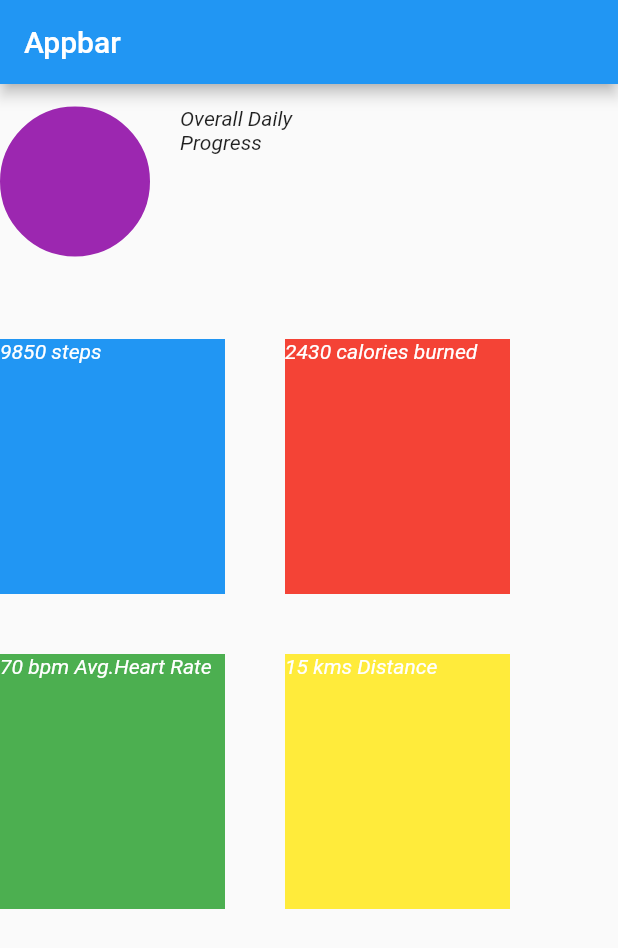
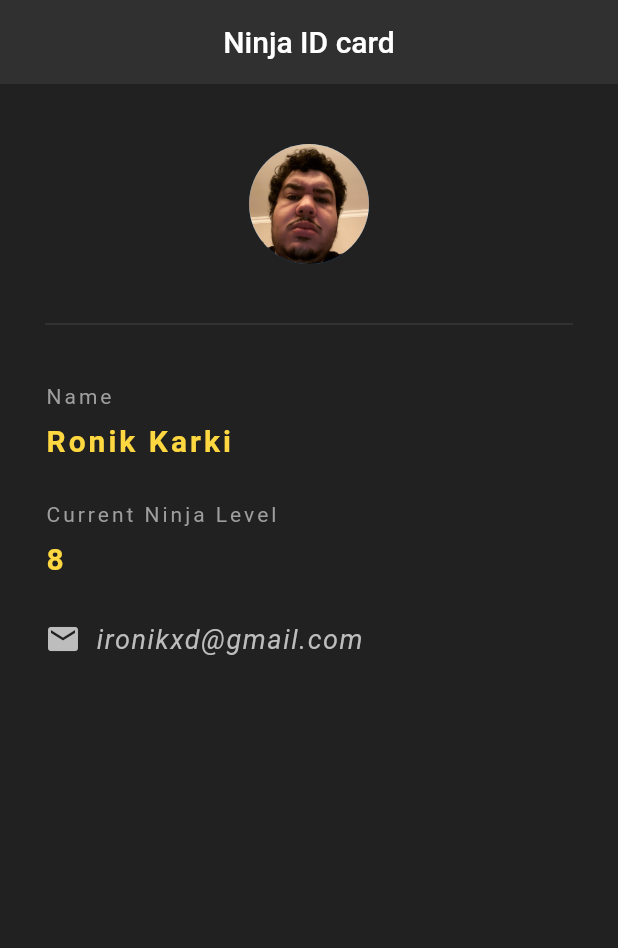
Before and after one commit to dRoTDM/flutterfirstapp, a Flutter app: the screen it shows after launch, on a phone screen of 412 x 824 dp. Shown: the top 948 px of the screen. Run offline on Flutter 3.47's test engine with Material 2 defaults, Android fonts, the phone set to English and light mode, and no system bars.

Commit message:
New profile look

```diff
--- a/lib/view/ronik_page.dart
+++ b/lib/view/ronik_page.dart
@@ -6,104 +6,94 @@ class RonikPage extends StatelessWidget {
   @override
   Widget build(BuildContext context) {
     return Scaffold(
-      body: Column(
-        children: [
-          Row(
-            children: [
-              Container(
-                height: 130,
-                width: 100,
-                decoration: BoxDecoration(
-                    shape: BoxShape.circle,
-                    border: Border.all(width: 50, color: Colors.purple)),
+      backgroundColor: Colors.grey[900],
+      appBar: AppBar(
+        title: Text('Ninja ID card'),
+        centerTitle: true,
+        backgroundColor: Colors.grey[850],
+        elevation: 0.0,
+      ),
+      body: Padding(
+        padding: EdgeInsets.fromLTRB(30.0, 40.0, 30.0, 0.0),
+        child: Column(
+          crossAxisAlignment: CrossAxisAlignment.start,
+          children: <Widget>[
+            Center(
+              child: CircleAvatar(
+                backgroundImage: AssetImage('assets/drizzy.jpg'),
+                radius: 40.0,
               ),
-              const SizedBox(
-                height: 20,
-                width: 20,
+            ),
+            Divider(
+              height: 80.0,
+              color: Colors.grey[800],
+            ),
+            Text(
+              'Name',
+              style: TextStyle(
+                color: Colors.grey,
+                letterSpacing: 2.0,
               ),
-              Container(
-                height: 100,
-                width: 75,
-                child: Text(
-                  'Overall Daily Progress  ',
-                  maxLines: 2,
+            ),
+            SizedBox(
+              height: 10.0,
+            ),
+            Text(
+              'Ronik Karki',
+              style: TextStyle(
+                color: Colors.amberAccent[200],
+                letterSpacing: 2.0,
+                fontSize: 20.0,
+                fontWeight: FontWeight.bold,
+              ),
+            ),
+            SizedBox(
+              height: 30.0,
+            ),
+            Text(
+              'Current Ninja Level',
+              style: TextStyle(
+                color: Colors.grey,
+                letterSpacing: 2.0,
+              ),
+            ),
+            SizedBox(
+              height: 10.0,
+            ),
+            Text(
+              '8',
+              style: TextStyle(
+                color: Colors.amberAccent[200],
+                letterSpacing: 2.0,
+                fontSize: 20.0,
+                fontWeight: FontWeight.bold,
+              ),
+            ),
+            SizedBox(
+              height: 30.0,
+            ),
+            Row(
+              children: <Widget>[
+                Icon(
+                  Icons.email,
+                  color: Colors.grey[400],
+                ),
+                SizedBox(
+                  width: 10,
+                ),
+                Text(
+                  'ironikxd@gmail.com',
                   style: TextStyle(
+                    color: Colors.grey[400],
+                    fontSize: 18.0,
+                    letterSpacing: 1.0,
                     fontStyle: FontStyle.italic,
                   ),
-                ),
-              ),
-            ],
-          ),
-          const SizedBox(
-            height: 40,
-            width: 10,
-          ),
-          Row(
-            children: [
-              Container(
-                color: Colors.blue,
-                child: Text(
-                  '9850 steps',
-                  style: TextStyle(
-                      fontStyle: FontStyle.italic, color: Colors.white),
-                ),
-                height: 170,
-                width: 150,
-              ),
-              const SizedBox(
-                height: 40,
-                width: 40,
-              ),
-              Container(
-                child: Text(
-                  '2430 calories burned',
-                  style: TextStyle(
-                    fontStyle: FontStyle.italic,
-                    color: Colors.white,
-                  ),
-                ),
-                color: Colors.red,
-                height: 170,
-                width: 150,
-              ),
-            ],
-          ),
-          const SizedBox(
-            height: 40,
-            width: 10,
-          ),
-          Row(
-            children: [
-              Container(
-                child: Text(
-                  '70 bpm Avg.Heart Rate',
-                  style: TextStyle(
-                      fontStyle: FontStyle.italic, color: Colors.white),
-                ),
-                color: Colors.green,
-                height: 170,
-                width: 150,
-              ),
-              const SizedBox(
-                height: 40,
-                width: 40,
-              ),
-              Container(
-                child: Text(
-                  '15 kms Distance',
-                  style: TextStyle(
-                      fontStyle: FontStyle.italic, color: Colors.white),
-                ),
-                color: Colors.yellow,
-                height: 170,
-                width: 150,
-              ),
-            ],
-          ),
-        ],
-      ),
-      appBar: AppBar(
-        title: Text('Appbar'),
+                )
+              ],
+            )
+          ],
+        ),
       ),
     );
   }
--- a/pubspec.yaml
+++ b/pubspec.yaml
@@ -58,9 +58,8 @@ flutter:
   uses-material-design: true
 
   # To add assets to your application, add an assets section, like this:
-  # assets:
-  #   - images/a_dot_burr.jpeg
-  #   - images/a_dot_ham.jpeg
+  assets:
+  -  assets/
 
   # An image asset can refer to one or more resolution-specific "variants", see
   # https://flutter.dev/assets-and-images/#resolution-aware.
```
Also changed, not shown: assets/drizzy.jpg (added).
